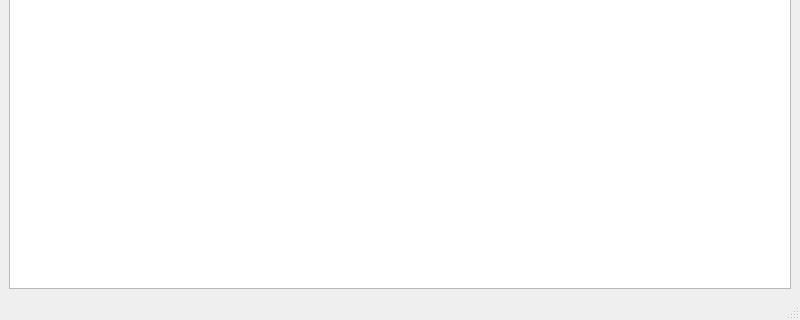
Old version of the form mserver/mserver.ui in the repository JanM10/Proyecto_1_Qt; both pictures show x 0 to 800 and y 280 to 600 of the 800 by 600 pixel window.
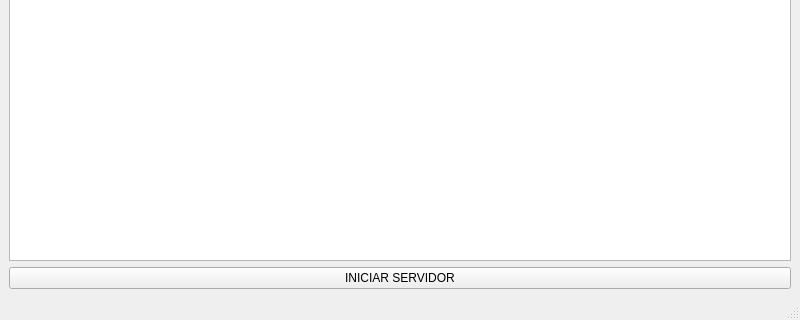
New version of the form.

Commit message: Se crea un boton para inicializar el servidor y otro para conectarse con el servidor. Ya se logran mandar datos el RAM live solo falta ordenarlos.

What changed in the file:
```diff
--- a/mserver/mserver.ui
+++ b/mserver/mserver.ui
@@ -24,6 +24,16 @@
     <item row="1" column="0">
      <widget class="QListWidget" name="listWidget"/>
     </item>
+    <item row="3" column="0">
+     <widget class="QPushButton" name="iniciarServidor">
+      <property name="text">
+       <string>INICIAR SERVIDOR</string>
+      </property>
+     </widget>
+    </item>
+    <item row="2" column="0">
+     <layout class="QHBoxLayout" name="horizontalLayout"/>
+    </item>
    </layout>
   </widget>
   <widget class="QMenuBar" name="menubar">
```
Left out of the diff: 3 changed lines with no effect on the pictures. The commit also changes 10 other files.
